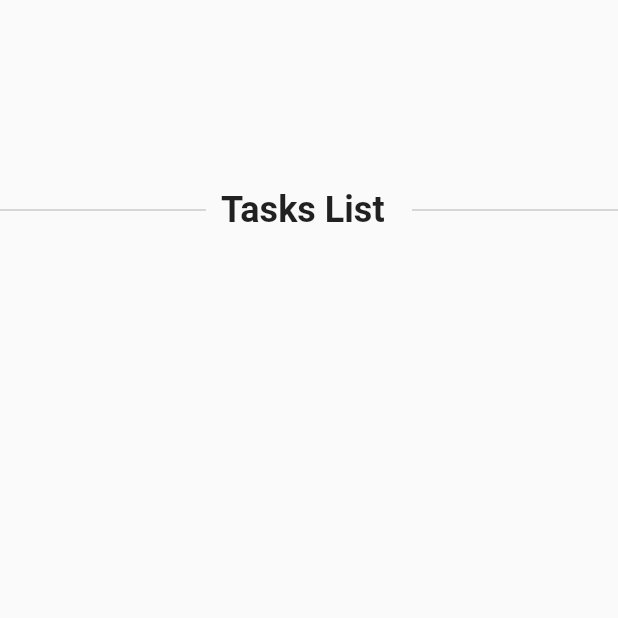
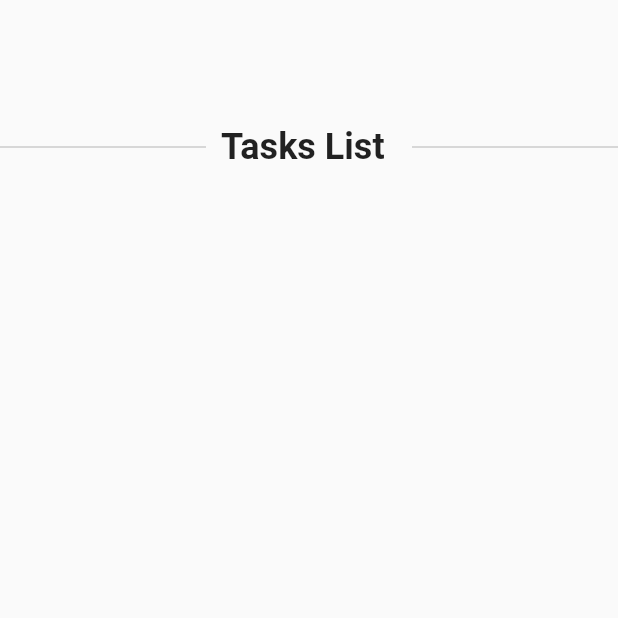
Before and after one commit to pedromassango/flutter-tasky-app, a Flutter app: the screen it shows after launch, on a phone screen of 412 x 824 dp, the top half of it. Run offline on Flutter 3.47's test engine with Material 2 defaults, Android fonts, the phone set to English and light mode, and no system bars.

Commit message:
Title header updated

```diff
--- a/lib/main.dart
+++ b/lib/main.dart
@@ -28,7 +28,7 @@ class _HomePageState extends State<HomePage> {
   Widget build(BuildContext context) {
     return Scaffold(
       body: Center(
-        heightFactor: 10.0,
+        heightFactor: 7.0,
         child: Row(
           crossAxisAlignment: CrossAxisAlignment.center,
           children: <Widget>[
@@ -39,7 +39,7 @@ class _HomePageState extends State<HomePage> {
             Expanded(
               flex: 2,
               child: Padding(
-                padding: EdgeInsets.only(left: 10.0, right: 0.0),
+                padding: EdgeInsets.only(left: 10.0, right: 5.0),
                 child: Text(mTitle, style: new TextStyle(fontSize: 24.0, fontWeight: FontWeight.bold),)
               )
             ),
```
